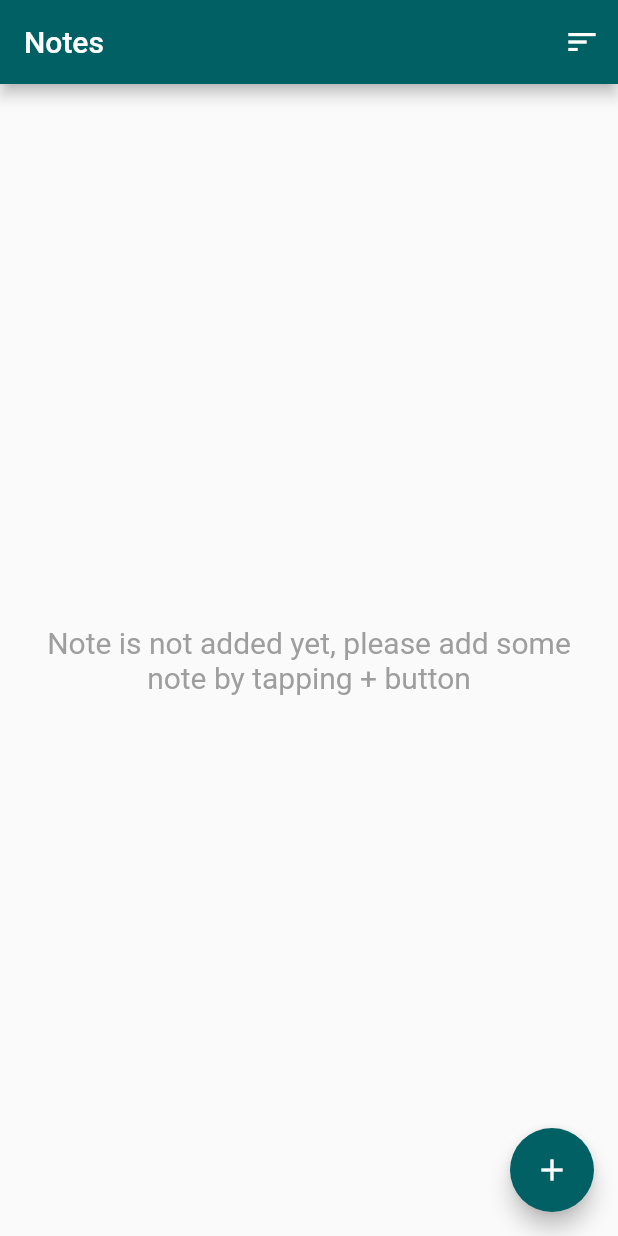
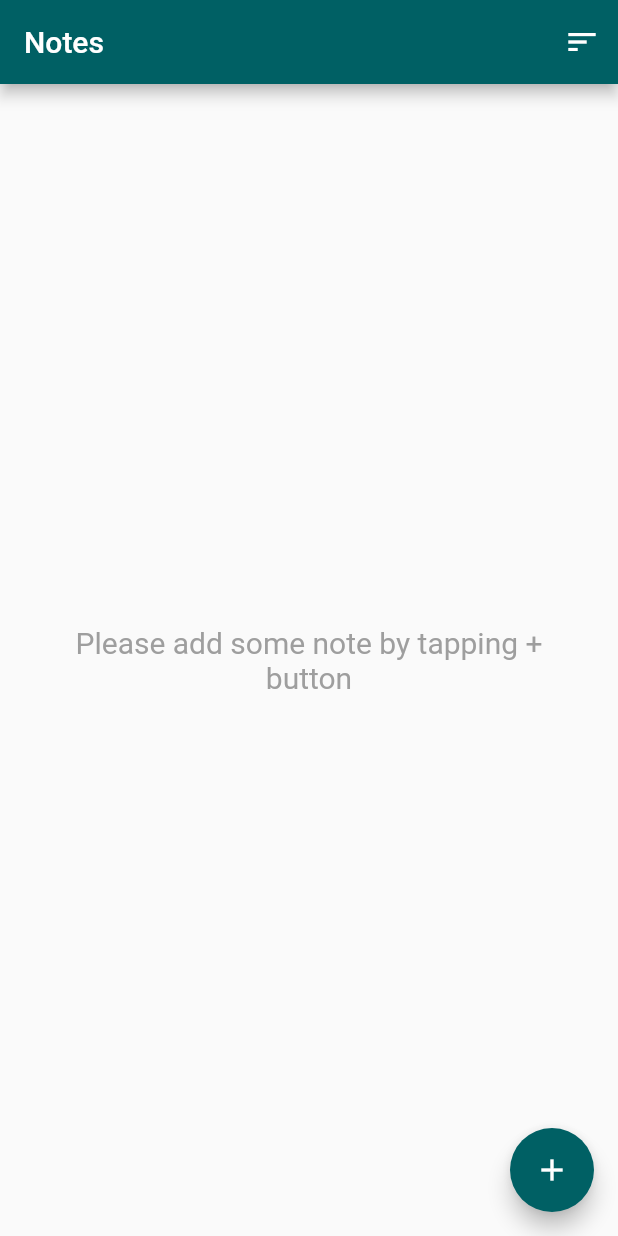
Before and after one commit to deepak945516/Notepad_Flutter, a Flutter app: the screen it shows after launch, on a phone screen of 412 x 824 dp. Run offline on Flutter 3.47's test engine with Material 2 defaults, Android fonts, the phone set to English and light mode, and no system bars; our stand-ins replace fluttertoast, shared_preferences, sqflite; accounts and stored records are empty.

Commit message:
please add note modified

```diff
--- a/two_note/lib/ui/screens/notes.dart
+++ b/two_note/lib/ui/screens/notes.dart
@@ -75,7 +75,7 @@ class _NotesState extends State<Notes> {
               child: Padding(
                 padding: const EdgeInsets.all(20.0),
                 child: Text(
-                  "Note is not added yet, please add some note by tapping + button",
+                  "Please add some note by tapping + button",
                   textAlign: TextAlign.center,
                   style: TextStyle(
                     color: Colors.grey,
```
